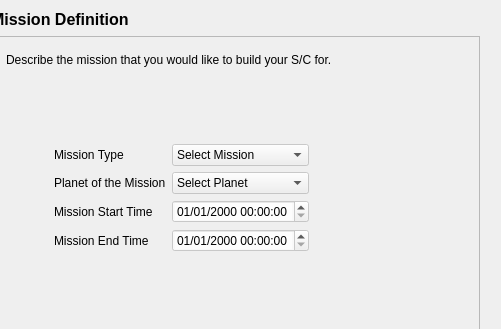
Above: sta-src/SEM/SEMWizard.ui from Dwarf-Planet-Project/SpaceDesignTool before the change; both pictures show x 192 to 693 and y 0 to 329 of the 693 by 500 pixel window. Below: the same form after it.
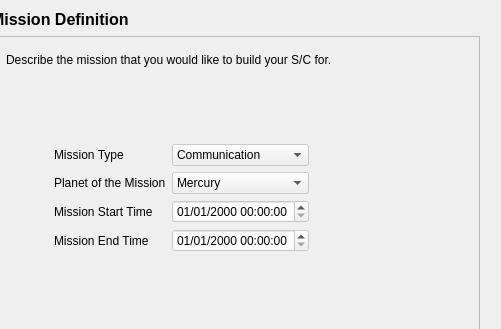
That is the form after the change. Icons and pictures are not drawn.

Commit message: more comments are added, the Semwizard code is cleaned and payload set is completed check box is implemented sem.ui has mission arc combobox (it is recommended to do a clear all before building)

What changed in the file:
```diff
--- a/sta-src/SEM/SEMWizard.ui
+++ b/sta-src/SEM/SEMWizard.ui
@@ -44,11 +44,6 @@
       </item>
       <item row="0" column="1">
        <widget class="QComboBox" name="MissionTypeComboBox">
-        <item>
-         <property name="text">
-          <string>Select Mission</string>
-         </property>
-        </item>
         <item>
          <property name="text">
           <string>Communication</string>
@@ -80,11 +75,6 @@
       </item>
       <item row="1" column="1">
        <widget class="QComboBox" name="PlanetNameComboBox">
-        <item>
-         <property name="text">
-          <string>Select Planet</string>
-         </property>
-        </item>
         <item>
          <property name="text">
           <string>Mercury</string>
```
Left out of the diff: 67 changed lines with no effect on the pictures. The commit also changes 15 other files.
